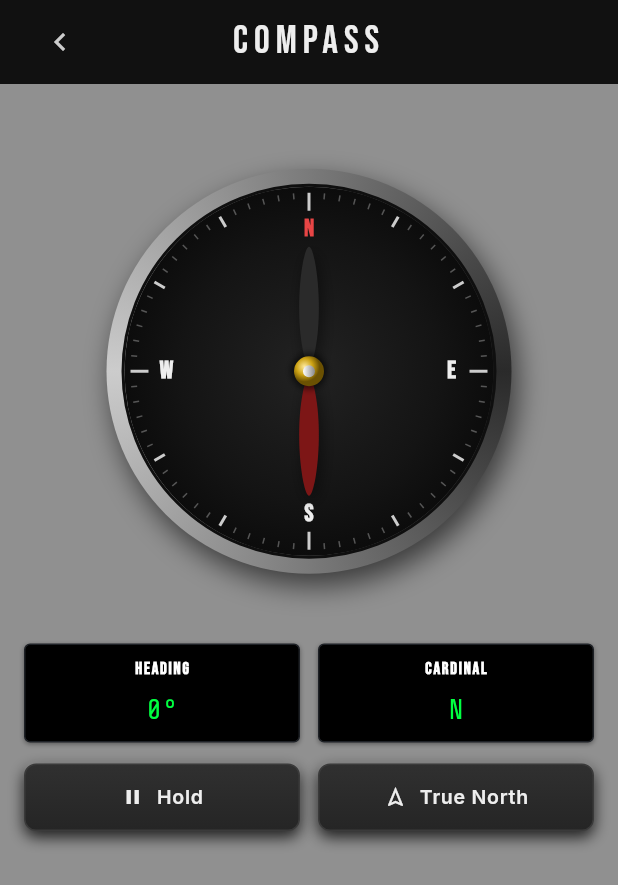
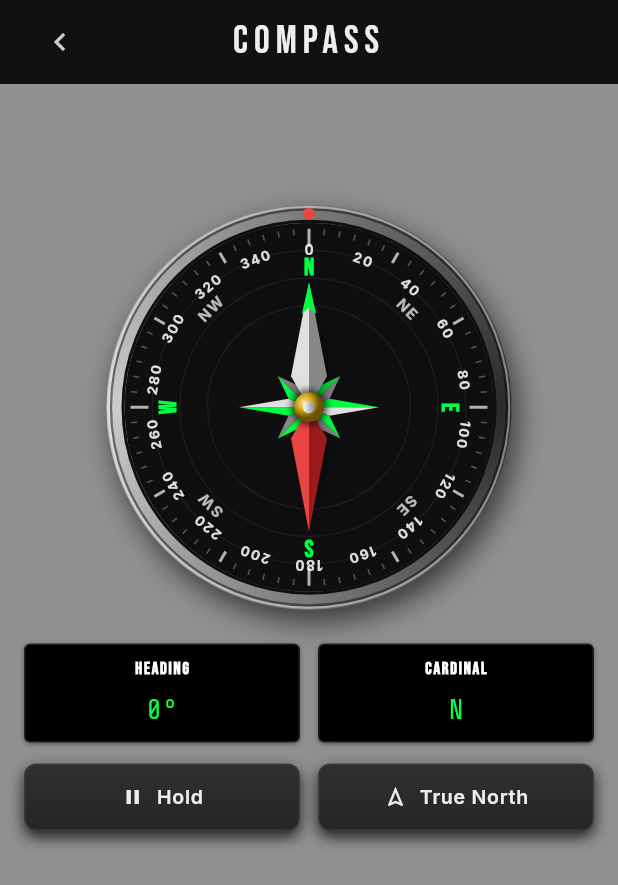
Before and after one commit to Abdallah-Labeb/Levo, a Flutter app: the CompassView screen opened directly, on a phone screen of 412 x 824 dp. Shown: the top 885 px of the screen. Run offline on Flutter 3.47's test engine with Material 3 defaults, Android fonts, the phone set to English and light mode, and no system bars; our stand-ins replace audioplayers, camera, equatable, flutter_bloc, flutter_compass, flutter_svg and 11 more; missing offline and left inert: light, noise_meter; accounts and stored records are empty; network calls fail.

Commit message:
feat: redesign compass UI for Classic Marine Brass styling and improve responsiveness

```diff
--- a/lib/features/compass/bloc/compass_cubit.dart
+++ b/lib/features/compass/bloc/compass_cubit.dart
@@ -26,9 +26,9 @@ class CompassCubit extends Cubit<CompassState> {
   int _lastTimestamp = 0;
 
   // Components filters to filter angular jitter across the 0/360 boundary.
-  // alpha 0.22 gives responsive yet smooth needle movement.
-  late final LowPassFilter _cosFilter = LowPassFilter(alpha: 0.22);
-  late final LowPassFilter _sinFilter = LowPassFilter(alpha: 0.22);
+  // alpha 0.45 gives responsive yet smooth needle movement.
+  late final LowPassFilter _cosFilter = LowPassFilter(alpha: 0.45);
+  late final LowPassFilter _sinFilter = LowPassFilter(alpha: 0.45);
 
   /// Starts listening to sensor updates and initializes declination if True North is on.
   Future<void> initialize() async {
--- a/lib/features/compass/view/compass_screen.dart
+++ b/lib/features/compass/view/compass_screen.dart
@@ -101,74 +101,51 @@ class CompassView extends StatelessWidget {
                 children: [
                   const SizedBox(height: AppDimensions.space12),
 
-                  // 1. Interference Warning Banners
-                  if (state.hasInterference)
-                    Padding(
-                      padding: const EdgeInsets.symmetric(
-                        horizontal: AppDimensions.paddingL,
-                      ),
-                      child: Container(
-                        padding: const EdgeInsets.all(AppDimensions.paddingM),
-                        decoration: BoxDecoration(
-                          color: AppColors.kDangerRedDim.withAlpha(200),
-                          border: Border.all(color: AppColors.kDangerRed),
-                          borderRadius: BorderRadius.circular(
-                            AppDimensions.radiusPanel,
-                          ),
-                        ),
-                        child: Row(
+                  // 1. Fixed-height minimalist status/warning banner
+                  SizedBox(
+                    height: 48.0,
+                    child: Center(
+                      child: state.hasInterference
+                          ? Row(
+                              mainAxisAlignment: MainAxisAlignment.center,
+                              mainAxisSize: MainAxisSize.min,
                               children: [
                                 const Icon(
-                              Icons.warning,
+                                  Icons.warning_amber_rounded,
                                   color: AppColors.kDangerRed,
+                                  size: 18.0,
                                 ),
                                 const SizedBox(width: AppDimensions.space8),
-                            Expanded(
-                              child: Text(
+                                Text(
                                   l10n.compassInterferenceWarning,
                                   style: AppTypography.kBodySmall.copyWith(
-                                  color: AppColors.kTextPrimary,
-                                ),
+                                    color: AppColors.kDangerRed,
+                                    fontWeight: FontWeight.w600,
                                   ),
                                 ),
                               ],
-                        ),
-                      ),
-                    ),
-
-                  // 2. Calibration Pattern Helper Banners
-                  if (state.accuracy == CompassAccuracy.low &&
-                      !state.hasInterference)
-                    Padding(
-                      padding: const EdgeInsets.symmetric(
-                        horizontal: AppDimensions.paddingL,
-                      ),
-                      child: Container(
-                        padding: const EdgeInsets.all(AppDimensions.paddingM),
-                        decoration: BoxDecoration(
-                          color: AppColors.kWarningYellowDim.withAlpha(200),
-                          border: Border.all(color: AppColors.kWarningYellow),
-                          borderRadius: BorderRadius.circular(
-                            AppDimensions.radiusPanel,
-                          ),
-                        ),
-                        child: Row(
+                            )
+                          : (state.accuracy == CompassAccuracy.low
+                              ? Row(
+                                  mainAxisAlignment: MainAxisAlignment.center,
+                                  mainAxisSize: MainAxisSize.min,
                                   children: [
                                     const Icon(
                                       Icons.sync,
                                       color: AppColors.kWarningYellow,
+                                      size: 18.0,
                                     ),
                                     const SizedBox(width: AppDimensions.space8),
-                            Expanded(
-                              child: Text(
+                                    Text(
                                       l10n.compassCalibrationHint,
                                       style: AppTypography.kBodySmall.copyWith(
-                                  color: AppColors.kTextPrimary,
-                                ),
+                                        color: AppColors.kWarningYellow,
+                                        fontWeight: FontWeight.w600,
                                       ),
                                     ),
                                   ],
-                        ),
+                                )
+                              : const SizedBox.shrink()),
                     ),
                   ),
 
```
Also changed, not shown: lib/features/compass/widgets/compass_painter.dart (+231 -89 lines), 1 other file. Lines whose indentation alone changed are shown as unchanged.
